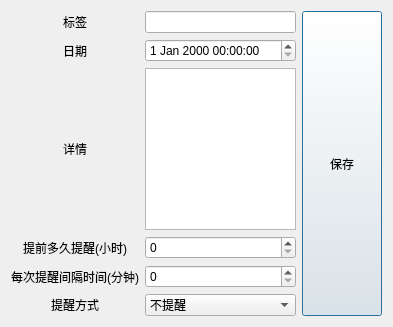
3548848289/UniFileHub, file TagSchedule/ui/AddTag.ui: the form before one commit.
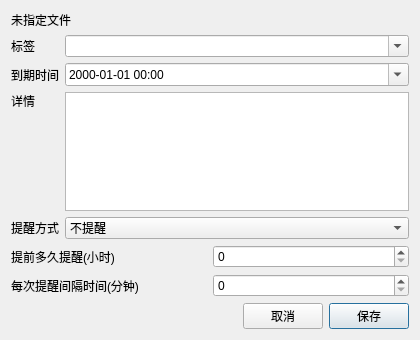
The form after the commit. Icons and pictures are not drawn.

Commit message: 优化文件系统与备忘标签

The edit to the form file:
```diff
--- a/TagSchedule/ui/AddTag.ui
+++ b/TagSchedule/ui/AddTag.ui
@@ -6,19 +6,24 @@
    <rect>
     <x>0</x>
     <y>0</y>
-    <width>393</width>
-    <height>327</height>
+    <width>420</width>
+    <height>340</height>
    </rect>
   </property>
   <property name="windowTitle">
    <string>新增标签</string>
   </property>
-  <property name="windowIcon">
-   <iconset theme="QIcon::ThemeIcon::MailMessageNew"/>
-  </property>
-  <layout class="QGridLayout" name="gridLayout_2">
-   <item row="0" column="0">
-    <layout class="QHBoxLayout" name="horizontalLayout_2" stretch="0,0">
+  <layout class="QVBoxLayout" name="verticalLayout_2">
+   <item>
+    <widget class="QLabel" name="targetFileLabel">
+     <property name="text">
+      <string>未指定文件</string>
+     </property>
+     <property name="textInteractionFlags">
+      <set>Qt::TextSelectableByMouse</set>
+     </property>
+    </widget>
+   </item>
      <item>
       <layout class="QGridLayout" name="gridLayout">
        <item row="0" column="0">
@@ -26,8 +31,32 @@
          <property name="text">
           <string>标签</string>
          </property>
-         <property name="alignment">
-          <set>Qt::AlignmentFlag::AlignCenter</set>
+      </widget>
+     </item>
+     <item row="0" column="1">
+      <widget class="QComboBox" name="tagsComboBox">
+       <property name="editable">
+        <bool>true</bool>
+       </property>
+       <property name="insertPolicy">
+        <enum>QComboBox::InsertPolicy::NoInsert</enum>
+       </property>
+      </widget>
+     </item>
+     <item row="1" column="0">
+      <widget class="QLabel" name="label_2">
+       <property name="text">
+        <string>到期时间</string>
+       </property>
+      </widget>
+     </item>
+     <item row="1" column="1">
+      <widget class="QDateTimeEdit" name="dateTimeEdit">
+       <property name="displayFormat">
+        <string>yyyy-MM-dd HH:mm</string>
+       </property>
+       <property name="calendarPopup">
+        <bool>true</bool>
          </property>
         </widget>
        </item>
@@ -37,34 +66,75 @@
           <string>详情</string>
          </property>
          <property name="alignment">
-          <set>Qt::AlignmentFlag::AlignCenter</set>
+        <set>Qt::AlignmentFlag::AlignLeading|Qt::AlignmentFlag::AlignLeft|Qt::AlignmentFlag::AlignTop</set>
          </property>
         </widget>
        </item>
-       <item row="1" column="1">
-        <widget class="QDateTimeEdit" name="dateTimeEdit"/>
-       </item>
        <item row="2" column="1">
         <widget class="QTextEdit" name="annotationTextEdit">
          <property name="sizePolicy">
-          <sizepolicy hsizetype="Preferred" vsizetype="Preferred">
+        <sizepolicy hsizetype="Expanding" vsizetype="Fixed">
            <horstretch>0</horstretch>
            <verstretch>0</verstretch>
           </sizepolicy>
          </property>
+       <property name="minimumSize">
+        <size>
+         <width>0</width>
+         <height>64</height>
+        </size>
+       </property>
         </widget>
        </item>
        <item row="3" column="0">
+      <widget class="QLabel" name="reminderTypeLabel">
+       <property name="text">
+        <string>提醒方式</string>
+       </property>
+      </widget>
+     </item>
+     <item row="3" column="1">
+      <widget class="QComboBox" name="reminderTypeComboBox">
+       <item>
+        <property name="text">
+         <string>不提醒</string>
+        </property>
+       </item>
+       <item>
+        <property name="text">
+         <string>弹窗提醒</string>
+        </property>
+       </item>
+       <item>
+        <property name="text">
+         <string>邮件提醒</string>
+        </property>
+       </item>
+      </widget>
+     </item>
+     <item row="4" column="0" colspan="2">
+      <widget class="QWidget" name="reminderWidget" native="true">
+       <layout class="QGridLayout" name="gridLayout_3">
+        <property name="leftMargin">
+         <number>0</number>
+        </property>
+        <property name="topMargin">
+         <number>0</number>
+        </property>
+        <property name="rightMargin">
+         <number>0</number>
+        </property>
+        <property name="bottomMargin">
+         <number>0</number>
+        </property>
+        <item row="0" column="0">
         <widget class="QLabel" name="reminderLabel">
          <property name="text">
           <string>提前多久提醒(小时)</string>
          </property>
-         <property name="alignment">
-          <set>Qt::AlignmentFlag::AlignCenter</set>
-         </property>
-        </widget>
-       </item>
-       <item row="3" column="1">
+         </widget>
+        </item>
+        <item row="0" column="1">
         <widget class="QSpinBox" name="reminderTimeEdit">
          <property name="maximum">
           <number>8760</number>
@@ -74,17 +144,14 @@
          </property>
         </widget>
        </item>
-       <item row="4" column="0">
+        <item row="1" column="0">
         <widget class="QLabel" name="intervalLabel">
          <property name="text">
           <string>每次提醒间隔时间(分钟)</string>
          </property>
-         <property name="alignment">
-          <set>Qt::AlignmentFlag::AlignCenter</set>
-         </property>
-        </widget>
-       </item>
-       <item row="4" column="1">
+         </widget>
+        </item>
+        <item row="1" column="1">
         <widget class="QSpinBox" name="intervalTimeEdit">
          <property name="maximum">
           <number>43200</number>
@@ -94,74 +161,54 @@
          </property>
         </widget>
        </item>
-       <item row="1" column="0">
-        <widget class="QLabel" name="label_2">
-         <property name="text">
-          <string>日期</string>
-         </property>
-         <property name="alignment">
-          <set>Qt::AlignmentFlag::AlignCenter</set>
-         </property>
-        </widget>
-       </item>
-       <item row="0" column="1">
-        <widget class="QLineEdit" name="tagsLineEdit"/>
-       </item>
-       <item row="5" column="0">
-        <widget class="QLabel" name="reminderTypeLabel">
-         <property name="text">
-          <string>提醒方式</string>
-         </property>
-         <property name="alignment">
-          <set>Qt::AlignmentFlag::AlignCenter</set>
-         </property>
-        </widget>
-       </item>
-       <item row="5" column="1">
-        <widget class="QComboBox" name="reminderTypeComboBox">
+       </layout>
+      </widget>
+     </item>
+    </layout>
+   </item>
+   <item>
+    <spacer name="verticalSpacer">
+     <property name="orientation">
+      <enum>Qt::Orientation::Vertical</enum>
+     </property>
+     <property name="sizeHint" stdset="0">
+      <size>
+       <width>20</width>
+       <height>8</height>
+      </size>
+     </property>
+    </spacer>
+   </item>
          <item>
-          <property name="text">
-           <string>不提醒</string>
-          </property>
-         </item>
+    <layout class="QHBoxLayout" name="horizontalLayout">
          <item>
-          <property name="text">
-           <string>弹窗提醒</string>
-          </property>
+      <spacer name="horizontalSpacer">
+       <property name="orientation">
+        <enum>Qt::Orientation::Horizontal</enum>
+       </property>
+       <property name="sizeHint" stdset="0">
+        <size>
+         <width>40</width>
+         <height>20</height>
+        </size>
+       </property>
+      </spacer>
          </item>
          <item>
+      <widget class="QPushButton" name="cancelButton">
           <property name="text">
-           <string>邮件提醒</string>
-          </property>
-         </item>
-        </widget>
-       </item>
-      </layout>
+        <string>取消</string>
+       </property>
+      </widget>
      </item>
      <item>
       <widget class="QPushButton" name="saveButton">
-       <property name="sizePolicy">
-        <sizepolicy hsizetype="Minimum" vsizetype="Preferred">
-         <horstretch>0</horstretch>
-         <verstretch>0</verstretch>
-        </sizepolicy>
-       </property>
-       <property name="styleSheet">
-        <string notr="true"> /*
-
-QPushButton {
-    color: #7598db;  
-    background-color: #e0e0e0;  
-    border: 1px solid #ccc; 
-    border-radius: 5px;
-    padding: 5px 10px;
-}
-*/
-</string>
-       </property>
        <property name="text">
         <string>保存</string>
        </property>
+       <property name="default">
+        <bool>true</bool>
+       </property>
       </widget>
      </item>
     </layout>
```
Left out of the diff: 6 changed lines with no effect on the pictures. Lines whose indentation alone changed are shown as unchanged. The commit also changes 22 other files.
